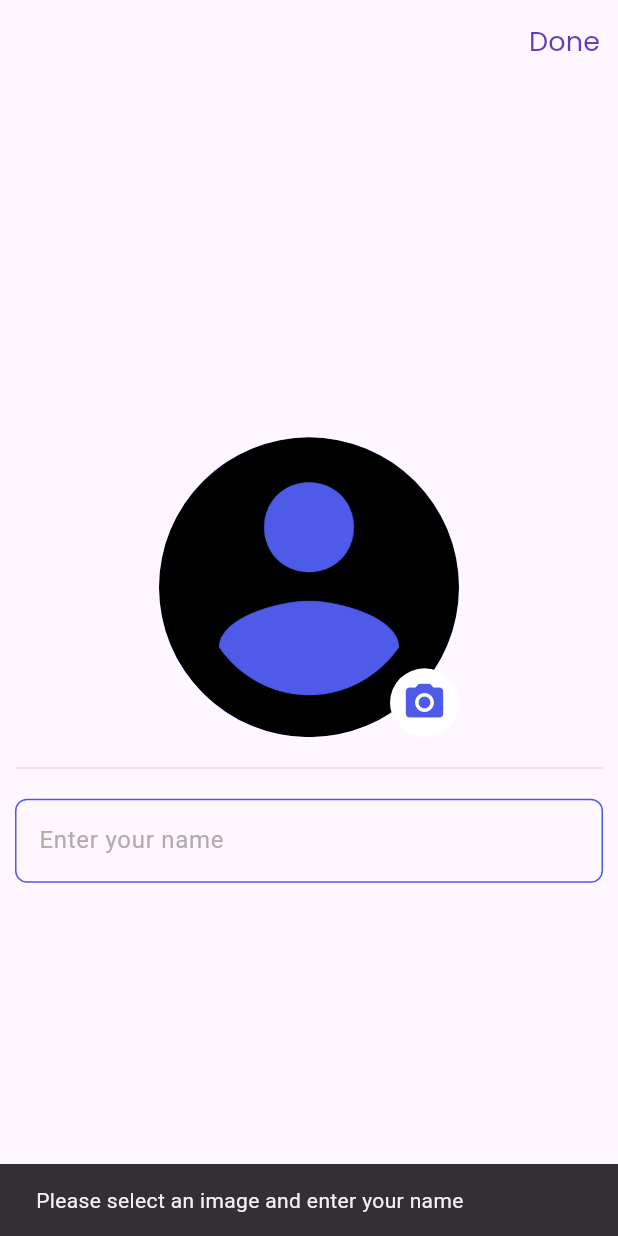
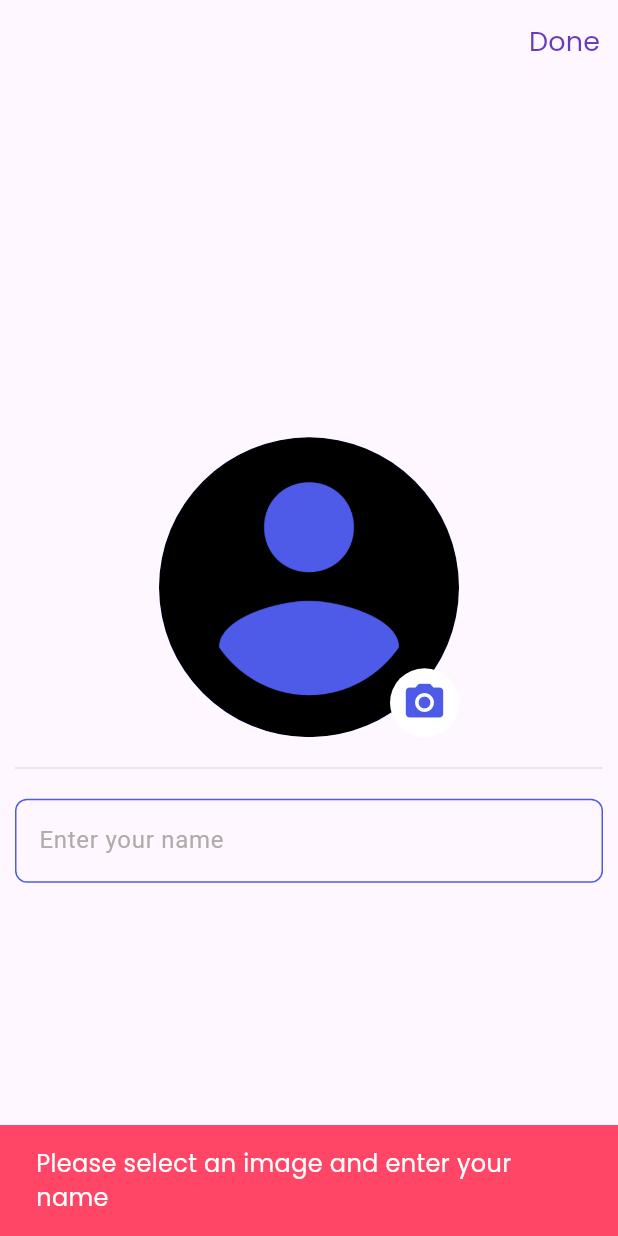
Before and after one commit to nadaeltorgoman/Taskati, a Flutter app: the screen it shows after launch, after a tap on "Done", on a phone screen of 412 x 824 dp. Run offline on Flutter 3.47's test engine with Material 3 defaults, Android fonts, the phone set to English and light mode, and no system bars; our stand-ins replace gap, image_picker, lottie.

Commit message:
adding snack bar widget and fix some issues

```diff
--- a/lib/core/utils/text_styles.dart
+++ b/lib/core/utils/text_styles.dart
@@ -1,7 +1,7 @@
 import 'package:flutter/widgets.dart';
 import 'package:taskati/core/utils/app_colors.dart';
 
-class AppTextStyes {
+class AppTextStyles {
   static TextStyle title({
     double fontSize = 24,
     FontWeight fontWeight = FontWeight.bold,
--- /dev/null
+++ b/lib/core/widgets/dialog.dart
@@ -0,0 +1,13 @@
+import 'package:flutter/material.dart';
+import 'package:taskati/core/utils/app_colors.dart';
+import 'package:taskati/core/utils/text_styles.dart';
+
+showErrorSnackBar(BuildContext context, String message) {
+  ScaffoldMessenger.of(context).showSnackBar(
+    SnackBar(
+      content: Text(message, style: AppTextStyles.body(color: AppColors.white)),
+      backgroundColor: AppColors.redColor,
+      duration: Duration(seconds: 2),
+    ),
+  );
+}
--- a/lib/core/widgets/main_button.dart
+++ b/lib/core/widgets/main_button.dart
@@ -19,7 +19,7 @@ class MainButton extends StatelessWidget {
         ),
         child: Text(
           title,
-          style: AppTextStyes.subtitle(color: AppColors.white),
+          style: AppTextStyles.subtitle(color: AppColors.white),
         ),
       ),
     );
--- a/lib/features/intro/splash_screen.dart
+++ b/lib/features/intro/splash_screen.dart
@@ -15,9 +15,8 @@ class SplashScreen extends StatefulWidget {
 }
 
 class _SplashScreenState extends State<SplashScreen> {
-
   @override
-  void initState()  {
+  void initState() {
     Future.delayed(const Duration(seconds: 5), () {
       context.pushReplacement(const UploadScreen());
     });
@@ -36,10 +35,13 @@ class _SplashScreenState extends State<SplashScreen> {
             const SizedBox(height: 20),
             Text(
               'Taskati',
-              style: AppTextStyes.title(fontWeight: FontWeight.w500),
+              style: AppTextStyles.title(fontWeight: FontWeight.w500),
             ),
             Gap(15),
-            Text('It\'s time to get organized', style: AppTextStyes.subtitle()),
+            Text(
+              'It\'s time to get organized',
+              style: AppTextStyles.subtitle(),
+            ),
           ],
         ),
       ),
--- a/lib/features/intro/upload_screen.dart
+++ b/lib/features/intro/upload_screen.dart
@@ -7,6 +7,7 @@ import 'package:taskati/core/constants/app_images.dart';
 import 'package:taskati/core/functions/navigator.dart';
 import 'package:taskati/core/utils/app_colors.dart';
 import 'package:taskati/core/utils/text_styles.dart';
+import 'package:taskati/core/widgets/dialog.dart';
 import 'package:taskati/core/widgets/main_button.dart';
 import 'package:taskati/features/intro/home_page.dart';
 
@@ -28,17 +29,18 @@ class _UploadScreenState extends State<UploadScreen> {
           TextButton(
             child: Text(
               'Done',
-              style: AppTextStyes.subtitle(color: Colors.deepPurple),
+              style: AppTextStyles.subtitle(color: Colors.deepPurple),
             ),
             onPressed: () {
               // Handle done action
-              if(pathImage != null && nameController.text.isNotEmpty) {
+              if (pathImage != null && nameController.text.isNotEmpty) {
                 // Navigate to the next screen
                 context.pushReplacement(const HomePage());
               } else {
                 // Show error message
-                ScaffoldMessenger.of(context).showSnackBar(
-                  SnackBar(content: Text('Please select an image and enter your name')),
+                showErrorSnackBar(
+                  context,
+                  'Please select an image and enter your name',
                 );
               }
             },
@@ -120,7 +122,7 @@ class _UploadScreenState extends State<UploadScreen> {
             children: [
               Text(
                 'Upload Image',
-                style: AppTextStyes.title(fontWeight: FontWeight.w400),
+                style: AppTextStyles.title(fontWeight: FontWeight.w400),
               ),
               MainButton(title: 'Take a Photo', onPressed: onPressedCamera),
               MainButton(
@@ -148,7 +150,7 @@ class _UploadScreenState extends State<UploadScreen> {
     });
   }
 
-  onPressedGallery() async{
+  onPressedGallery() async {
     ImagePicker imagePicker = ImagePicker();
     await imagePicker.pickImage(source: ImageSource.gallery).then((value) {
       if (value != null) {
```
